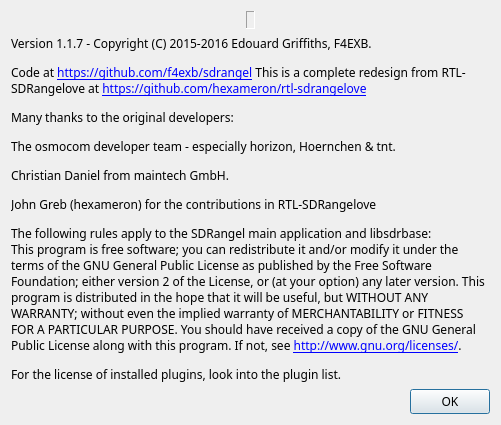
This is sdrbase/gui/aboutdialog.ui in f4exb/sdrangel as Qt 5 draws it before an edit. The edited form follows.
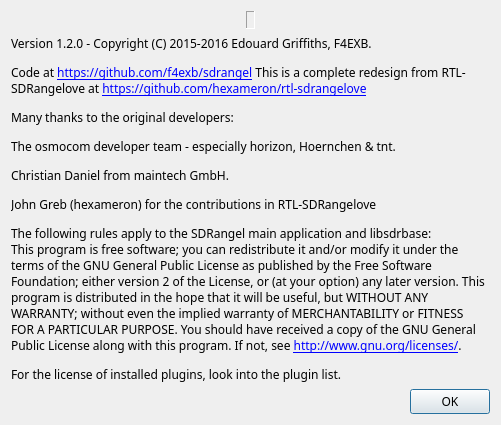
This is the edited form. Icons and pictures are not drawn.

Commit message: DSD demod: push version to 1.2.0 and added readme for the plugin

The edit to the form file:
```diff
--- a/sdrbase/gui/aboutdialog.ui
+++ b/sdrbase/gui/aboutdialog.ui
@@ -84,7 +84,7 @@
    <item>
     <widget class="QLabel" name="label_2">
      <property name="text">
-      <string>&lt;html&gt;&lt;head/&gt;&lt;body&gt;&lt;p&gt;Version 1.1.7 - Copyright (C) 2015-2016 Edouard Griffiths, F4EXB. &lt;/p&gt;&lt;p&gt;Code at &lt;a href=&quot;https://github.com/f4exb/sdrangel&quot;&gt;&lt;span style=&quot; text-decoration: underline; color:#0000ff;&quot;&gt;https://github.com/f4exb/sdrangel&lt;/span&gt;&lt;/a&gt; This is a complete redesign from RTL-SDRangelove at &lt;a href=&quot;https://github.com/hexameron/rtl-sdrangelove&quot;&gt;&lt;span style=&quot; text-decoration: underline; color:#0000ff;&quot;&gt;https://github.com/hexameron/rtl-sdrangelove&lt;/span&gt;&lt;/a&gt;&lt;/p&gt;&lt;p&gt;Many thanks to the original developers:&lt;/p&gt;&lt;p&gt;The osmocom developer team - especially horizon, Hoernchen &amp;amp; tnt.&lt;/p&gt;&lt;p&gt;Christian Daniel from maintech GmbH.&lt;/p&gt;&lt;p&gt;John Greb (hexameron) for the contributions in RTL-SDRangelove&lt;/p&gt;&lt;p&gt;The following rules apply to the SDRangel main application and libsdrbase:&lt;br/&gt;This program is free software; you can redistribute it and/or modify it under the terms of the GNU General Public License as published by the Free Software Foundation; either version 2 of the License, or (at your option) any later version. This program is distributed in the hope that it will be useful, but WITHOUT ANY WARRANTY; without even the implied warranty of MERCHANTABILITY or FITNESS FOR A PARTICULAR PURPOSE. You should have received a copy of the GNU General Public License along with this program. If not, see &lt;a href=&quot;http://www.gnu.org/licenses/&quot;&gt;&lt;span style=&quot; text-decoration: underline; color:#0000ff;&quot;&gt;http://www.gnu.org/licenses/&lt;/span&gt;&lt;/a&gt;.&lt;/p&gt;&lt;p&gt;For the license of installed plugins, look into the plugin list.&lt;/p&gt;&lt;/body&gt;&lt;/html&gt;</string>
+      <string>&lt;html&gt;&lt;head/&gt;&lt;body&gt;&lt;p&gt;Version 1.2.0 - Copyright (C) 2015-2016 Edouard Griffiths, F4EXB. &lt;/p&gt;&lt;p&gt;Code at &lt;a href=&quot;https://github.com/f4exb/sdrangel&quot;&gt;&lt;span style=&quot; text-decoration: underline; color:#0000ff;&quot;&gt;https://github.com/f4exb/sdrangel&lt;/span&gt;&lt;/a&gt; This is a complete redesign from RTL-SDRangelove at &lt;a href=&quot;https://github.com/hexameron/rtl-sdrangelove&quot;&gt;&lt;span style=&quot; text-decoration: underline; color:#0000ff;&quot;&gt;https://github.com/hexameron/rtl-sdrangelove&lt;/span&gt;&lt;/a&gt;&lt;/p&gt;&lt;p&gt;Many thanks to the original developers:&lt;/p&gt;&lt;p&gt;The osmocom developer team - especially horizon, Hoernchen &amp;amp; tnt.&lt;/p&gt;&lt;p&gt;Christian Daniel from maintech GmbH.&lt;/p&gt;&lt;p&gt;John Greb (hexameron) for the contributions in RTL-SDRangelove&lt;/p&gt;&lt;p&gt;The following rules apply to the SDRangel main application and libsdrbase:&lt;br/&gt;This program is free software; you can redistribute it and/or modify it under the terms of the GNU General Public License as published by the Free Software Foundation; either version 2 of the License, or (at your option) any later version. This program is distributed in the hope that it will be useful, but WITHOUT ANY WARRANTY; without even the implied warranty of MERCHANTABILITY or FITNESS FOR A PARTICULAR PURPOSE. You should have received a copy of the GNU General Public License along with this program. If not, see &lt;a href=&quot;http://www.gnu.org/licenses/&quot;&gt;&lt;span style=&quot; text-decoration: underline; color:#0000ff;&quot;&gt;http://www.gnu.org/licenses/&lt;/span&gt;&lt;/a&gt;.&lt;/p&gt;&lt;p&gt;For the license of installed plugins, look into the plugin list.&lt;/p&gt;&lt;/body&gt;&lt;/html&gt;</string>
      </property>
      <property name="wordWrap">
       <bool>true</bool>
```
The commit also changes 7 other files.
